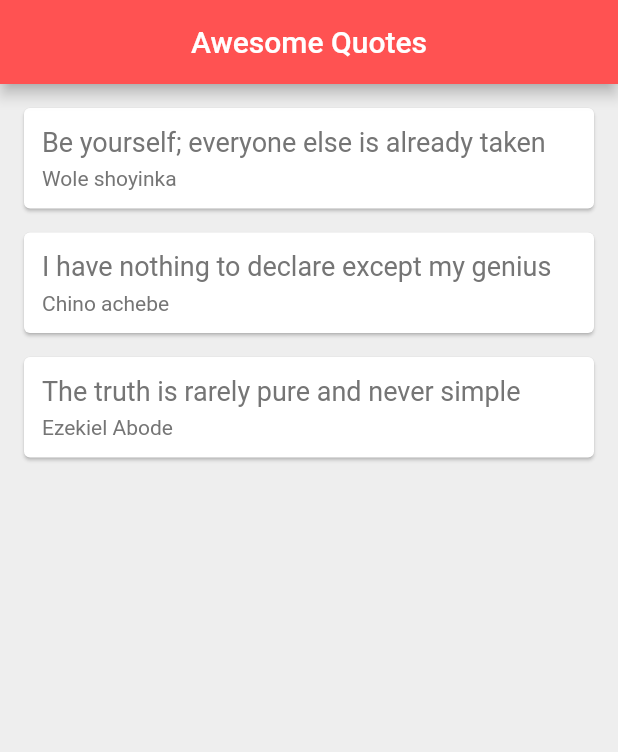
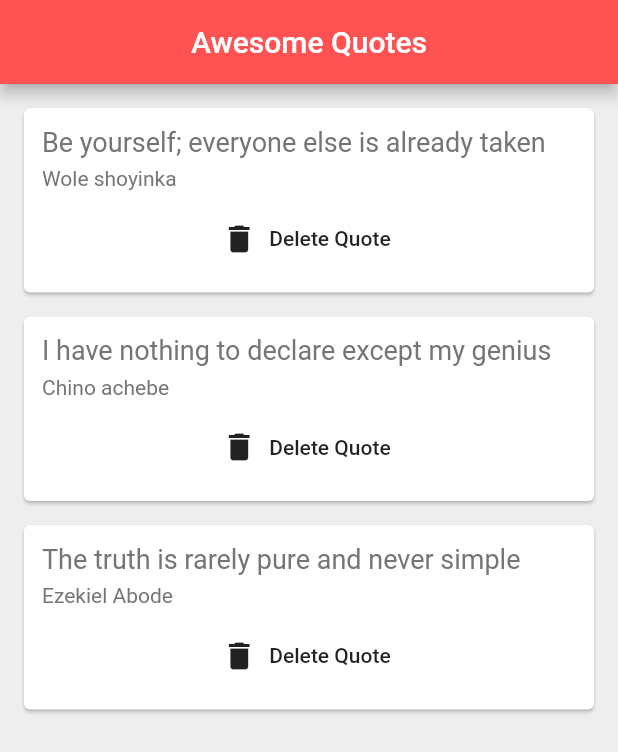
Before and after one commit to ezekielphlat/flutter_list, a Flutter app: the screen it shows after launch, on a phone screen of 412 x 824 dp. Shown: the top 752 px of the screen. Run offline on Flutter 3.47's test engine with Material 2 defaults, Android fonts, the phone set to English and light mode, and no system bars.

Commit message:
passing functions from one widget to another

```diff
--- a/lib/main.dart
+++ b/lib/main.dart
@@ -30,7 +30,14 @@ class _QuoteListState extends State<QuoteList> {
         backgroundColor: Colors.redAccent,
       ),
       body:Column(
-        children: quotes.map((quote)=>QuoteCard(quote: quote)).toList(),
+        children: quotes.map((quote)=>QuoteCard(
+            quote: quote,
+            delete:(){
+              setState(() {
+                quotes.remove(quote);
+              });
+          }
+        )).toList(),
       )
     );
   }
--- a/lib/quote_card.dart
+++ b/lib/quote_card.dart
@@ -3,7 +3,8 @@ import 'quote.dart';
 
 class QuoteCard extends StatelessWidget {
   final Quote quote;
-  QuoteCard({this.quote}); //constructor
+  final Function delete;
+  QuoteCard({this.quote, this.delete}); //constructor
 
   @override
   Widget build(BuildContext context) {
@@ -29,6 +30,12 @@ class QuoteCard extends StatelessWidget {
                   color: Colors.grey[600]
               ),
             ),
+            SizedBox(height: 8.0),
+            FlatButton.icon(
+                onPressed: delete,
+                icon: Icon(Icons.delete),
+                label: Text('Delete Quote')
+            )
           ],
         ),
       ),
```
